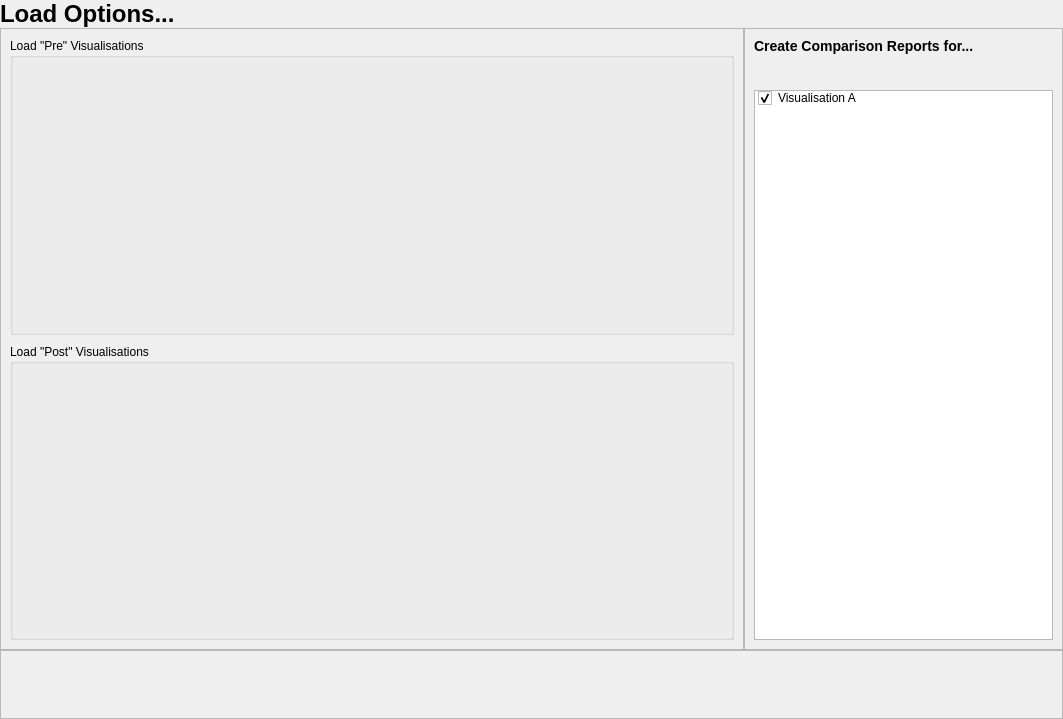
Old version of the form options.ui in the repository ONS-RossGD/OptiCORD2.
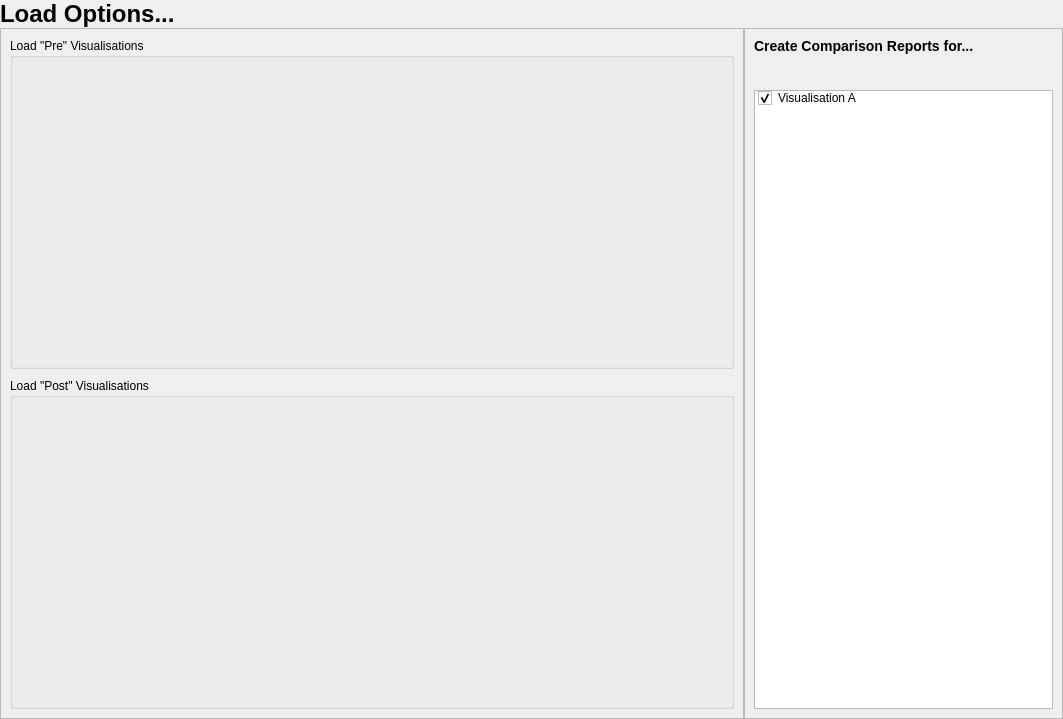
New version of the form.

Commit message: pages system remade to work with QStacked widget

The edit to the form file:
```diff
--- a/options.ui
+++ b/options.ui
@@ -81,23 +81,6 @@
      </layout>
     </widget>
    </item>
-   <item row="2" column="0" colspan="2">
-    <widget class="QFrame" name="frame_nav">
-     <property name="sizePolicy">
-      <sizepolicy hsizetype="Preferred" vsizetype="Preferred">
-       <horstretch>0</horstretch>
-       <verstretch>1</verstretch>
-      </sizepolicy>
-     </property>
-     <property name="frameShape">
-      <enum>QFrame::StyledPanel</enum>
-     </property>
-     <property name="frameShadow">
-      <enum>QFrame::Raised</enum>
-     </property>
-     <layout class="QHBoxLayout" name="horizontalLayout"/>
-    </widget>
-   </item>
    <item row="1" column="1">
     <widget class="QFrame" name="frame_vis_select">
      <property name="sizePolicy">
```
Left out of the diff: 14 changed lines with no effect on the pictures. The commit also changes 6 other files.
